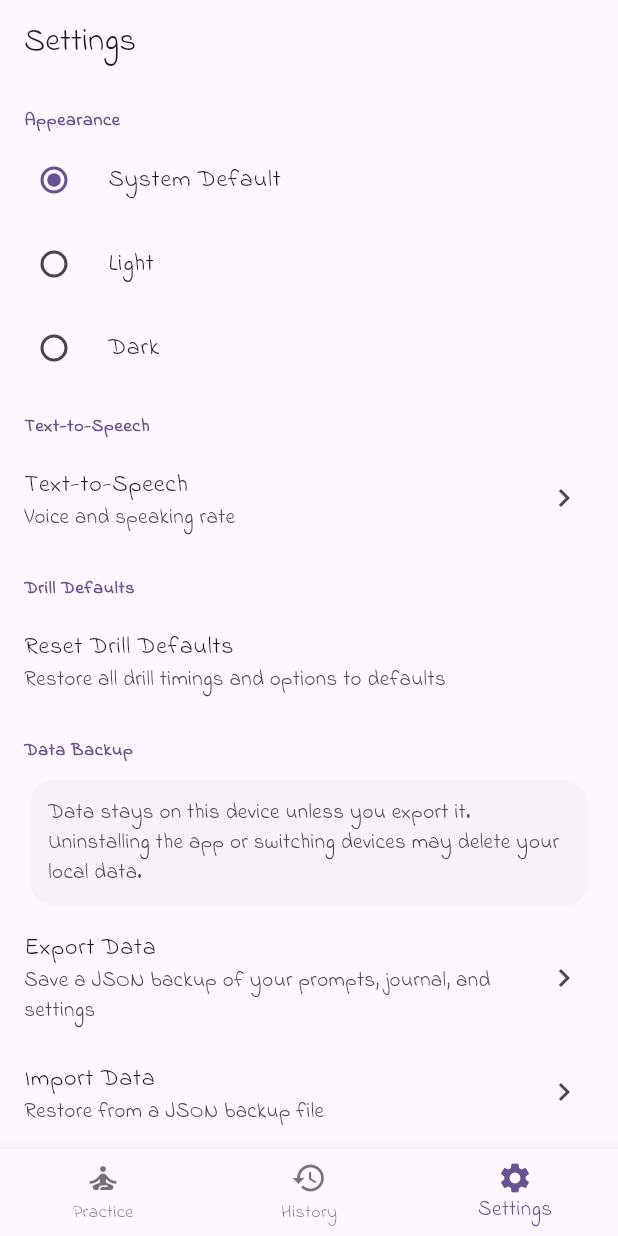
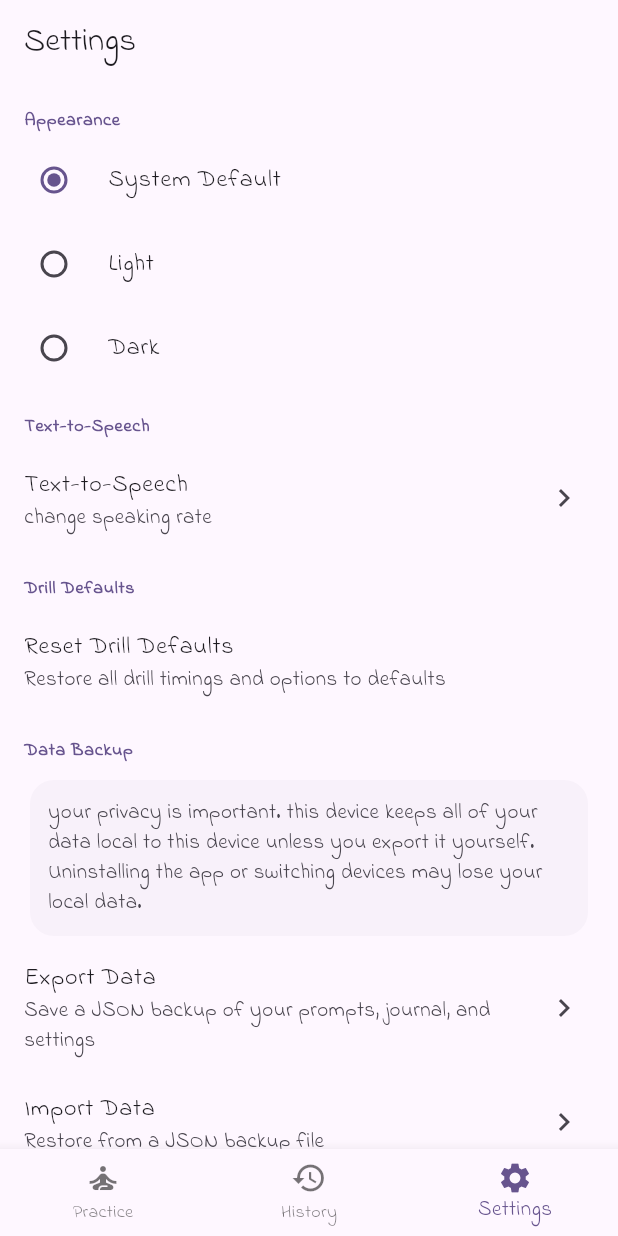
Before and after one commit to jpalicke/hermit_prov_app, a Flutter app: the screen it shows after launch, item 3 of the bottom bar chosen, on a phone screen of 412 x 824 dp. Run offline on Flutter 3.47's test engine with Material 3 defaults, Android fonts, the phone set to English and light mode, and no system bars; our stand-ins replace drift, drift_flutter, file_picker, flutter_tts, font_awesome_flutter, share_plus and 1 more; accounts and stored records are empty; generated files the repository leaves out were written again.

Commit message:
Update Settings copy: TTS tagline and data backup notice
TTS tile subtitle: 'change speaking rate'
Backup notice: 'your privacy is important...' per Joe P's wording

```diff
--- a/lib/features/settings/settings_screen.dart
+++ b/lib/features/settings/settings_screen.dart
@@ -250,7 +250,7 @@ class _SettingsScreenState extends State<SettingsScreen> {
           _SectionHeader(title: 'Text-to-Speech'),
           ListTile(
             title: const Text('Text-to-Speech'),
-            subtitle: const Text('Voice and speaking rate'),
+            subtitle: const Text('change speaking rate'),
             trailing: const Icon(Icons.chevron_right),
             onTap: () {
               Navigator.of(context).push(
@@ -279,8 +279,8 @@ class _SettingsScreenState extends State<SettingsScreen> {
               child: Padding(
                 padding: const EdgeInsets.all(12),
                 child: Text(
-                  'Data stays on this device unless you export it. '
-                  'Uninstalling the app or switching devices may delete your local data.',
+                  'your privacy is important. this device keeps all of your data local to this device unless you export it yourself. '
+                  'Uninstalling the app or switching devices may lose your local data.',
                   style: TextStyle(color: colorScheme.onSurfaceVariant),
                 ),
               ),
```
